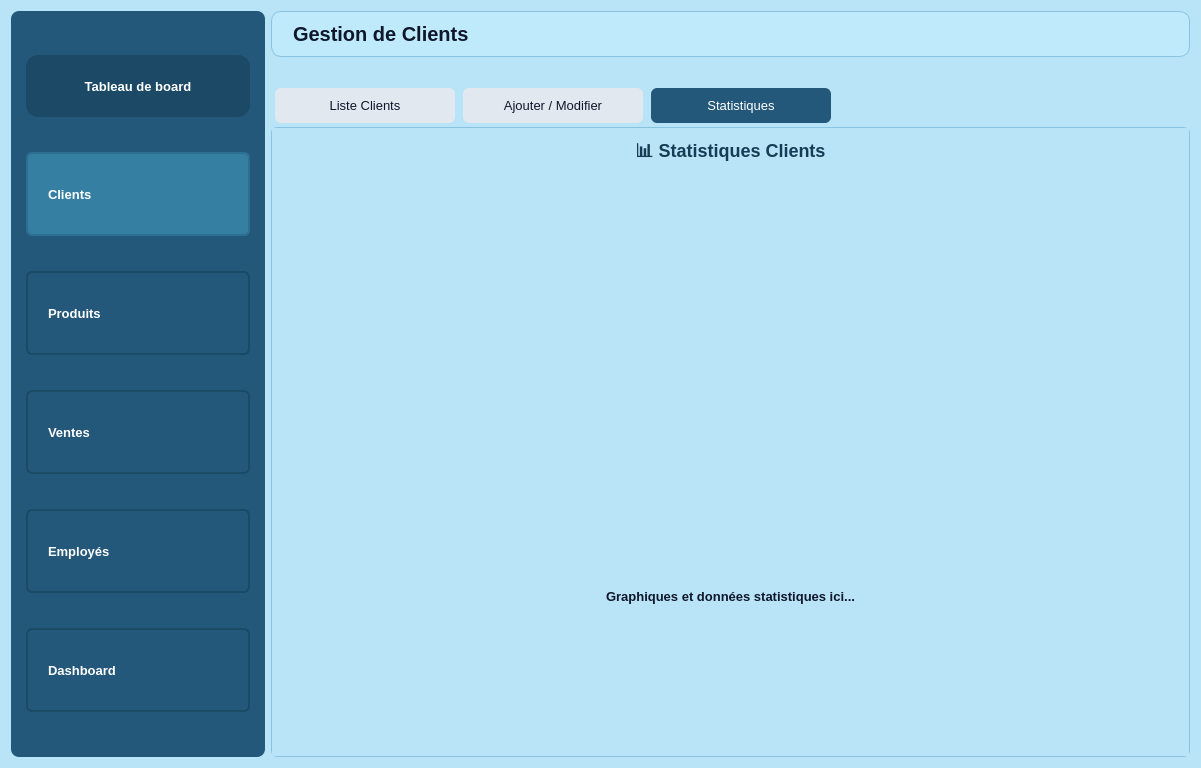
Qt form gclient1.ui (Esprit-UP-Algo/projetcpp-2a25-s1-smart-optical-store) before a commit.
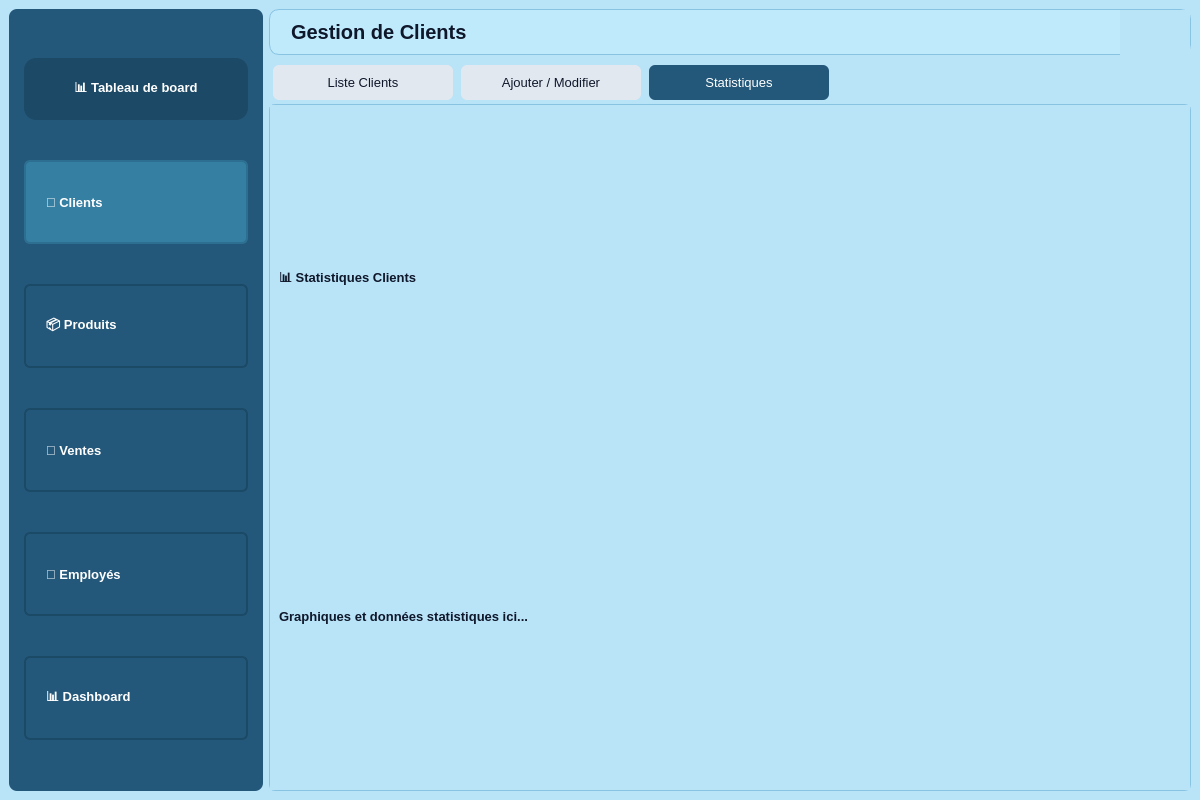
The same form after that commit. The open tabs and pages were chosen to show the change. Icons and pictures are not drawn.

```diff
--- a/gclient1.ui
+++ b/gclient1.ui
@@ -1,158 +1,52 @@
 <?xml version="1.0" encoding="UTF-8"?>
 <ui version="4.0">
  <class>GestionClients</class>
- <widget class="QWidget" name="GestionClients">
+ <widget class="QMainWindow" name="GestionClients">
   <property name="geometry">
    <rect>
     <x>0</x>
     <y>0</y>
-    <width>1201</width>
-    <height>768</height>
+    <width>1200</width>
+    <height>800</height>
    </rect>
   </property>
   <property name="windowTitle">
    <string>Gestion de Clients</string>
   </property>
+  <widget class="QWidget" name="centralwidget">
   <property name="styleSheet">
    <string notr="true">
 QWidget { background-color: #b9e3f7; font-family: &quot;Segoe UI&quot;, Tahoma, Geneva, Verdana, sans-serif; font-size: 13px; color: #0f172a; }
-
-/* SIDEBAR - styled to match &quot;gestion de vente&quot; look */
-#sidebarFrame {
-  background-color: #24587a;
-  border-radius: 8px;
-  padding-top: 12px;
-  padding-bottom: 12px;
-  min-height: 100%;
-}
-
-/* Top header inside sidebar to mimic the rounded &quot;Tableau de board&quot; tab */
-QLabel#sidebarHeader {
-  background-color: #1b4966;
-  color: white;
-  font-weight: 700;
-  padding: 10px 16px;
-  border-radius: 12px;
-  margin: 6px;
-  min-width: 180px;
-  max-height: 42px;
-}
-
-/* Sidebar buttons */
-QPushButton#btnClients, QPushButton#btnProduit, QPushButton#btnVentes, QPushButton#btnEmployes, QPushButton#btnDashboard {
-  background-color: #24587a;
-  color: white;
-  border: 2px solid #1b4a67;
-  font-weight: bold;
-  text-align: left;
-  padding: 12px 20px;
-  border-radius: 6px;
-  min-width: 180px;
-  margin: 6px;
-  min-height: 56px;
-}
-
-/* Make Clients look selected by default (same as before) */
-QPushButton#btnClients {
-  background-color: #357fa3;
-  border: 2px solid #2d6f91;
-}
-
-QPushButton#btnProduit:hover, QPushButton#btnVentes:hover, QPushButton#btnEmployes:hover, QPushButton#btnClients:hover, QPushButton#btnDashboard:hover {
-  background-color: #357fa3;
-}
-
-/* HEADER area title at top of content, matching gestion de vente style */
-QLabel#mainTitle {
-  font-size: 20px;
-  font-weight: 800;
-  color: #0f172a;
-  background-color: #bfeafc;
-  padding: 10px 16px;
-  border-radius: 10px;
-  border: 1px solid #89c3e2;
-}
-
-/* BUTTONS */
-QPushButton {
-  background-color: #48a4d6;
-  color: white;
-  border-radius: 6px;
-  padding: 8px 14px;
-  font-weight: 600;
-  border: none;
-}
+#sidebarFrame { background-color: #24587a; border-radius: 8px; padding-top: 12px; padding-bottom: 12px; min-height: 100%; }
+QLabel#sidebarHeader { background-color: #1b4966; color: white; font-weight: 700; padding: 10px 16px; border-radius: 12px; margin: 6px; min-width: 180px; max-height: 42px; }
+QPushButton#btnClients, QPushButton#btnProduit, QPushButton#btnVentes, QPushButton#btnEmployes, QPushButton#btnDashboard { background-color: #24587a; color: white; border: 2px solid #1b4a67; font-weight: bold; text-align: left; padding: 12px 20px; border-radius: 6px; min-width: 180px; margin: 6px; min-height: 56px; }
+QPushButton#btnClients { background-color: #357fa3; border: 2px solid #2d6f91; }
+QPushButton#btnProduit:hover, QPushButton#btnVentes:hover, QPushButton#btnEmployes:hover, QPushButton#btnClients:hover, QPushButton#btnDashboard:hover { background-color: #357fa3; }
+QLabel#mainTitle { font-size: 20px; font-weight: 800; color: #0f172a; background-color: #bfeafc; padding: 10px 16px; border-radius: 10px; border: 1px solid #89c3e2; }
+QPushButton { background-color: #48a4d6; color: white; border-radius: 6px; padding: 8px 14px; font-weight: 600; border: none; }
 QPushButton:hover { background-color: #5ab5e3; }
 QPushButton#btnDelete { background-color: #d64545; }
 QPushButton#btnDelete:hover { background-color: #b53030; }
 QPushButton#btnExport { background-color: #48b36b; }
 QPushButton#btnExport:hover { background-color: #3da25f; }
-
-/* INPUTS */
-QLineEdit, QComboBox, QDateEdit {
-  background-color: white;
-  border: 1px solid #89c3e2;
-  border-radius: 6px;
-  padding: 8px;
-  color: #0f172a;
-  min-height: 30px;
-}
+QLineEdit, QComboBox, QDateEdit { background-color: white; border: 1px solid #89c3e2; border-radius: 6px; padding: 8px; color: #0f172a; min-height: 30px; }
 QLabel { font-weight: 600; color: #0f172a; }
-
-/* TABLE */
-QTableWidget {
-  background-color: white;
-  gridline-color: #90caf9;
-  selection-background-color: #48a4d6;
-  selection-color: white;
-  alternate-background-color: #e9f5fc;
-  border: 1px solid #89c3e2;
-  border-radius: 8px;
-}
-QHeaderView::section {
-  background-color: #24587a;
-  color: white;
-  font-weight: bold;
-  height: 28px;
-  border: none;
-}
-
-/* TABS */
+QTableWidget { background-color: white; gridline-color: #90caf9; selection-background-color: #48a4d6; selection-color: white; alternate-background-color: #e9f5fc; border: 1px solid #89c3e2; border-radius: 8px; }
+QHeaderView::section { background-color: #24587a; color: white; font-weight: bold; height: 28px; border: none; }
 QTabWidget::pane { border: 1px solid #89c3e2; border-radius: 6px; }
-QTabBar::tab {
-  background: #e2e8f0;
-  border-radius: 6px;
-  padding: 10px 20px;
-  margin: 4px;
-  color: #0f172a;
-  min-width: 140px;
-}
+QTabBar::tab { background: #e2e8f0; border-radius: 6px; padding: 10px 20px; margin: 4px; color: #0f172a; min-width: 140px; }
 QTabBar::tab:selected { background: #24587a; color: white; }
-
-/* COMBOBOX &amp; DATE */
 QComboBox::drop-down, QDateEdit::drop-down { border: none; }
    </string>
   </property>
   <layout class="QHBoxLayout" name="mainLayoutRoot">
    <item>
     <widget class="QFrame" name="sidebarFrame">
-     <property name="sizePolicy">
-      <sizepolicy hsizetype="Preferred" vsizetype="Expanding">
-       <horstretch>0</horstretch>
-       <verstretch>0</verstretch>
-      </sizepolicy>
-     </property>
      <layout class="QVBoxLayout" name="sidebarLayout">
       <item>
        <widget class="QLabel" name="sidebarHeader">
-        <property name="minimumSize">
-         <size>
-          <width>224</width>
-          <height>40</height>
-         </size>
-        </property>
         <property name="text">
-         <string>Tableau de board</string>
+          <string>📊 Tableau de board</string>
         </property>
         <property name="alignment">
          <set>Qt::AlignmentFlag::AlignCenter</set>
@@ -162,41 +56,35 @@
       <item>
        <widget class="QPushButton" name="btnClients">
         <property name="text">
-         <string>Clients</string>
+          <string>🧍 Clients</string>
         </property>
        </widget>
       </item>
       <item>
        <widget class="QPushButton" name="btnProduit">
         <property name="text">
-         <string>Produits</string>
+          <string>📦 Produits</string>
         </property>
        </widget>
       </item>
       <item>
        <widget class="QPushButton" name="btnVentes">
         <property name="text">
-         <string>Ventes</string>
+          <string>💸 Ventes</string>
         </property>
        </widget>
       </item>
       <item>
        <widget class="QPushButton" name="btnEmployes">
         <property name="text">
-         <string>Employés</string>
+          <string>👔 Employés</string>
         </property>
        </widget>
       </item>
       <item>
        <widget class="QPushButton" name="btnDashboard">
-        <property name="sizePolicy">
-         <sizepolicy hsizetype="Preferred" vsizetype="Fixed">
-          <horstretch>0</horstretch>
-          <verstretch>0</verstretch>
-         </sizepolicy>
-        </property>
         <property name="text">
-         <string>Dashboard</string>
+          <string>📊 Dashboard</string>
         </property>
        </widget>
       </item>
@@ -210,31 +98,8 @@
        <property name="text">
         <string>Gestion de Clients</string>
        </property>
-       <property name="alignment">
-        <set>Qt::AlignmentFlag::AlignLeading|Qt::AlignmentFlag::AlignLeft|Qt::AlignmentFlag::AlignVCenter</set>
-       </property>
-      </widget>
-     </item>
-     <item>
-      <layout class="QHBoxLayout" name="topBarLayout">
-       <item alignment="Qt::AlignmentFlag::AlignRight">
-        <widget class="QLabel" name="labelLogoSmall">
-         <property name="maximumSize">
-          <size>
-           <width>70</width>
-           <height>70</height>
-          </size>
-         </property>
-         <property name="pixmap">
-          <pixmap>smart_logo.png.jpg.jpg</pixmap>
-         </property>
-         <property name="scaledContents">
-          <bool>true</bool>
-         </property>
-        </widget>
-       </item>
-      </layout>
-     </item>
+       </widget>
+      </item>
      <item>
       <widget class="QTabWidget" name="tabWidgetMain">
        <property name="currentIndex">
@@ -486,15 +351,9 @@
         <layout class="QVBoxLayout" name="layoutStats">
          <item>
           <widget class="QLabel" name="labelStatsTitle">
-           <property name="styleSheet">
-            <string>font-size:18px; font-weight:bold; color:#143c54;</string>
-           </property>
            <property name="text">
             <string>📊 Statistiques Clients</string>
            </property>
-           <property name="alignment">
-            <set>Qt::AlignmentFlag::AlignHCenter|Qt::AlignmentFlag::AlignTop</set>
-           </property>
           </widget>
          </item>
          <item>
@@ -502,9 +361,6 @@
            <property name="text">
             <string>Graphiques et données statistiques ici...</string>
            </property>
-           <property name="alignment">
-            <set>Qt::AlignmentFlag::AlignCenter</set>
-           </property>
           </widget>
          </item>
         </layout>
@@ -514,6 +370,23 @@
     </layout>
    </item>
   </layout>
+   <widget class="QLabel" name="labelLogoTopRight">
+    <property name="geometry">
+     <rect>
+      <x>1120</x>
+      <y>10</y>
+      <width>70</width>
+      <height>70</height>
+     </rect>
+    </property>
+    <property name="pixmap">
+     <pixmap>smart_logo.png.jpg</pixmap>
+    </property>
+    <property name="scaledContents">
+     <bool>true</bool>
+    </property>
+   </widget>
+  </widget>
  </widget>
  <resources/>
  <connections/>
```
Left out of the diff: 8 changed lines with no effect on the pictures. Lines whose indentation alone changed are shown as unchanged.
